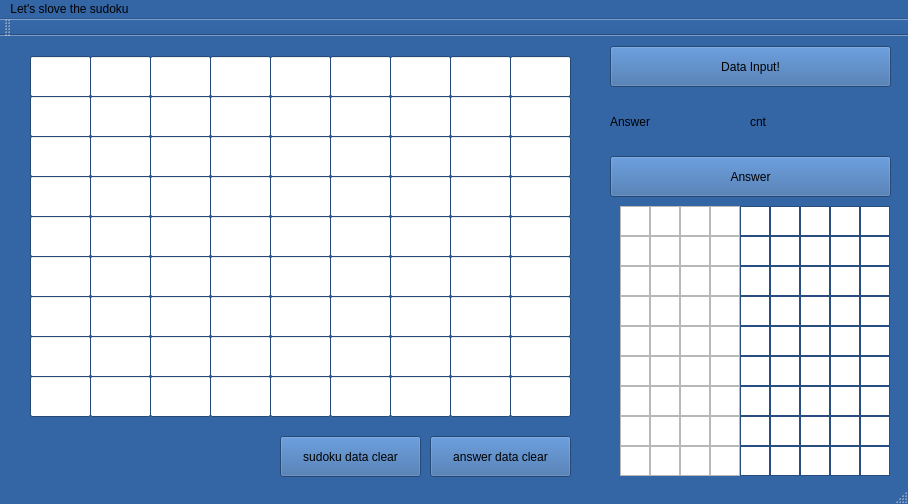
Above: anothergui/gui/mainwindow.ui from fastz123/EmbededSW_Proj before the change. Below: the same form after it.
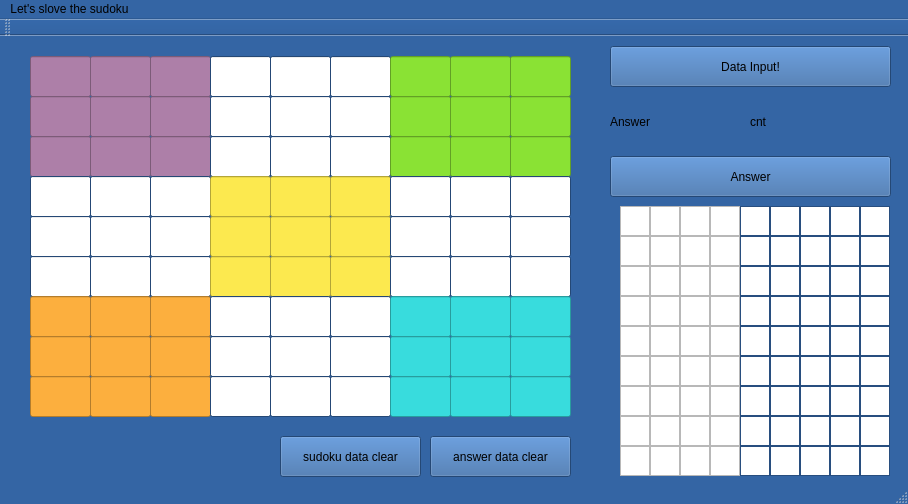
That is the form after the change.

Commit message: add sudoku cell color

What changed in the file:
```diff
--- a/anothergui/gui/mainwindow.ui
+++ b/anothergui/gui/mainwindow.ui
@@ -1444,6 +1444,9 @@
       <height>41</height>
      </rect>
     </property>
+    <property name="styleSheet">
+     <string notr="true">background-color: rgb(173, 127, 168);</string>
+    </property>
    </widget>
    <widget class="QLineEdit" name="lineEdit_2">
     <property name="geometry">
@@ -1454,6 +1457,9 @@
       <height>41</height>
      </rect>
     </property>
+    <property name="styleSheet">
+     <string notr="true">background-color: rgb(173, 127, 168);</string>
+    </property>
    </widget>
    <widget class="QLineEdit" name="lineEdit_3">
     <property name="geometry">
@@ -1464,6 +1470,9 @@
       <height>41</height>
      </rect>
     </property>
+    <property name="styleSheet">
+     <string notr="true">background-color: rgb(173, 127, 168);</string>
+    </property>
    </widget>
    <widget class="QLineEdit" name="lineEdit_4">
     <property name="geometry">
@@ -1504,6 +1513,9 @@
       <height>41</height>
      </rect>
     </property>
+    <property name="styleSheet">
+     <string notr="true">background-color: rgb(138, 226, 52);</string>
+    </property>
    </widget>
    <widget class="QLineEdit" name="lineEdit_8">
     <property name="geometry">
@@ -1514,6 +1526,9 @@
       <height>41</height>
      </rect>
     </property>
+    <property name="styleSheet">
+     <string notr="true">background-color: rgb(138, 226, 52);</string>
+    </property>
    </widget>
    <widget class="QLineEdit" name="lineEdit_9">
     <property name="geometry">
@@ -1524,6 +1539,9 @@
       <height>41</height>
      </rect>
     </property>
+    <property name="styleSheet">
+     <string notr="true">background-color: rgb(138, 226, 52);</string>
+    </property>
    </widget>
    <widget class="QLineEdit" name="lineEdit_10">
     <property name="geometry">
@@ -1534,6 +1552,9 @@
       <height>41</height>
      </rect>
     </property>
+    <property name="styleSheet">
+     <string notr="true">background-color: rgb(173, 127, 168);</string>
+    </property>
    </widget>
    <widget class="QLineEdit" name="lineEdit_11">
     <property name="geometry">
@@ -1544,6 +1565,9 @@
       <height>41</height>
      </rect>
     </property>
+    <property name="styleSheet">
+     <string notr="true">background-color: rgb(173, 127, 168);</string>
+    </property>
    </widget>
    <widget class="QLineEdit" name="lineEdit_12">
     <property name="geometry">
@@ -1554,6 +1578,9 @@
       <height>41</height>
      </rect>
     </property>
+    <property name="styleSheet">
+     <string notr="true">background-color: rgb(173, 127, 168);</string>
+    </property>
    </widget>
    <widget class="QLineEdit" name="lineEdit_13">
     <property name="geometry">
@@ -1594,6 +1621,9 @@
       <height>41</height>
      </rect>
     </property>
+    <property name="styleSheet">
+     <string notr="true">background-color: rgb(138, 226, 52);</string>
+    </property>
    </widget>
    <widget class="QLineEdit" name="lineEdit_17">
     <property name="geometry">
@@ -1604,6 +1634,9 @@
       <height>41</height>
      </rect>
     </property>
+    <property name="styleSheet">
+     <string notr="true">background-color: rgb(138, 226, 52);</string>
+    </property>
    </widget>
    <widget class="QLineEdit" name="lineEdit_18">
     <property name="geometry">
@@ -1614,6 +1647,9 @@
       <height>41</height>
      </rect>
     </property>
+    <property name="styleSheet">
+     <string notr="true">background-color: rgb(138, 226, 52);</string>
+    </property>
    </widget>
    <widget class="QLineEdit" name="lineEdit_19">
     <property name="geometry">
@@ -1624,6 +1660,9 @@
       <height>41</height>
      </rect>
     </property>
+    <property name="styleSheet">
+     <string notr="true">background-color: rgb(173, 127, 168);</string>
+    </property>
    </widget>
    <widget class="QLineEdit" name="lineEdit_20">
     <property name="geometry">
@@ -1634,6 +1673,9 @@
       <height>41</height>
      </rect>
     </property>
+    <property name="styleSheet">
+     <string notr="true">background-color: rgb(173, 127, 168);</string>
+    </property>
    </widget>
    <widget class="QLineEdit" name="lineEdit_21">
     <property name="geometry">
@@ -1644,6 +1686,9 @@
       <height>41</height>
      </rect>
     </property>
+    <property name="styleSheet">
+     <string notr="true">background-color: rgb(173, 127, 168);</string>
+    </property>
    </widget>
    <widget class="QLineEdit" name="lineEdit_22">
     <property name="geometry">
@@ -1684,6 +1729,9 @@
       <height>41</height>
      </rect>
     </property>
+    <property name="styleSheet">
+     <string notr="true">background-color: rgb(138, 226, 52);</string>
+    </property>
    </widget>
    <widget class="QLineEdit" name="lineEdit_26">
     <property name="geometry">
@@ -1694,6 +1742,9 @@
       <height>41</height>
      </rect>
     </property>
+    <property name="styleSheet">
+     <string notr="true">background-color: rgb(138, 226, 52);</string>
+    </property>
    </widget>
    <widget class="QLineEdit" name="lineEdit_27">
     <property name="geometry">
@@ -1704,6 +1755,9 @@
       <height>41</height>
      </rect>
     </property>
+    <property name="styleSheet">
+     <string notr="true">background-color: rgb(138, 226, 52);</string>
+    </property>
    </widget>
    <widget class="QLineEdit" name="lineEdit_28">
     <property name="geometry">
@@ -1744,6 +1798,9 @@
       <height>41</height>
      </rect>
     </property>
+    <property name="styleSheet">
+     <string notr="true">background-color: rgb(252, 233, 79);</string>
+    </property>
    </widget>
    <widget class="QLineEdit" name="lineEdit_32">
     <property name="geometry">
@@ -1754,6 +1811,9 @@
       <height>41</height>
      </rect>
     </property>
+    <property name="styleSheet">
+     <string notr="true">background-color: rgb(252, 233, 79);</string>
+    </property>
    </widget>
    <widget class="QLineEdit" name="lineEdit_33">
     <property name="geometry">
@@ -1764,6 +1824,9 @@
       <height>41</height>
      </rect>
     </property>
+    <property name="styleSheet">
+     <string notr="true">background-color: rgb(252, 233, 79);</string>
+    </property>
    </widget>
    <widget class="QLineEdit" name="lineEdit_34">
     <property name="geometry">
@@ -1834,6 +1897,9 @@
       <height>41</height>
      </rect>
     </property>
+    <property name="styleSheet">
+     <string notr="true">background-color: rgb(252, 233, 79);</string>
+    </property>
    </widget>
    <widget class="QLineEdit" name="lineEdit_41">
     <property name="geometry">
@@ -1844,6 +1910,9 @@
       <height>41</height>
      </rect>
     </property>
+    <property name="styleSheet">
+     <string notr="true">background-color: rgb(252, 233, 79);</string>
+    </property>
    </widget>
    <widget class="QLineEdit" name="lineEdit_42">
     <property name="geometry">
@@ -1854,6 +1923,9 @@
       <height>41</height>
      </rect>
     </property>
+    <property name="styleSheet">
+     <string notr="true">background-color: rgb(252, 233, 79);</string>
+    </property>
    </widget>
    <widget class="QLineEdit" name="lineEdit_43">
     <property name="geometry">
@@ -1924,6 +1996,9 @@
       <height>41</height>
      </rect>
     </property>
+    <property name="styleSheet">
+     <string notr="true">background-color: rgb(252, 233, 79);</string>
+    </property>
    </widget>
    <widget class="QLineEdit" name="lineEdit_50">
     <property name="geometry">
@@ -1934,6 +2009,9 @@
       <height>41</height>
      </rect>
     </property>
+    <property name="styleSheet">
+     <string notr="true">background-color: rgb(252, 233, 79);</string>
+    </property>
    </widget>
    <widget class="QLineEdit" name="lineEdit_51">
     <property name="geometry">
@@ -1944,6 +2022,9 @@
       <height>41</height>
      </rect>
     </property>
+    <property name="styleSheet">
+     <string notr="true">background-color: rgb(252, 233, 79);</string>
+    </property>
    </widget>
    <widget class="QLineEdit" name="lineEdit_52">
     <property name="geometry">
@@ -1984,6 +2065,9 @@
       <height>41</height>
      </rect>
     </property>
+    <property name="styleSheet">
+     <string notr="true">background-color: rgb(252, 175, 62);</string>
+    </property>
    </widget>
    <widget class="QLineEdit" name="lineEdit_56">
     <property name="geometry">
@@ -1994,6 +2078,9 @@
       <height>41</height>
      </rect>
     </property>
+    <property name="styleSheet">
+     <string notr="true">background-color: rgb(252, 175, 62);</string>
+    </property>
    </widget>
    <widget class="QLineEdit" name="lineEdit_57">
     <property name="geometry">
@@ -2004,6 +2091,9 @@
       <height>41</height>
      </rect>
     </property>
+    <property name="styleSheet">
+     <string notr="true">background-color: rgb(252, 175, 62);</string>
+    </property>
    </widget>
    <widget class="QLineEdit" name="lineEdit_58">
     <property name="geometry">
@@ -2044,6 +2134,9 @@
       <height>41</height>
      </rect>
     </property>
+    <property name="styleSheet">
+     <string notr="true">background-color: rgb(56, 220, 221);</string>
+    </property>
    </widget>
    <widget class="QLineEdit" name="lineEdit_62">
     <property name="geometry">
@@ -2054,6 +2147,9 @@
       <height>41</height>
      </rect>
     </property>
+    <property name="styleSheet">
+     <string notr="true">background-color: rgb(56, 220, 221);</string>
+    </property>
    </widget>
    <widget class="QLineEdit" name="lineEdit_63">
     <property name="geometry">
@@ -2064,6 +2160,9 @@
       <height>41</height>
      </rect>
     </property>
+    <property name="styleSheet">
+     <string notr="true">background-color: rgb(56, 220, 221);</string>
+    </property>
    </widget>
    <widget class="QLineEdit" name="lineEdit_64">
     <property name="geometry">
@@ -2074,6 +2173,9 @@
       <height>41</height>
      </rect>
     </property>
+    <property name="styleSheet">
+     <string notr="true">background-color: rgb(252, 175, 62);</string>
+    </property>
    </widget>
    <widget class="QLineEdit" name="lineEdit_65">
     <property name="geometry">
@@ -2084,6 +2186,9 @@
       <height>41</height>
      </rect>
     </property>
+    <property name="styleSheet">
+     <string notr="true">background-color: rgb(252, 175, 62);</string>
+    </property>
    </widget>
    <widget class="QLineEdit" name="lineEdit_66">
     <property name="geometry">
@@ -2094,6 +2199,9 @@
       <height>41</height>
      </rect>
     </property>
+    <property name="styleSheet">
+     <string notr="true">background-color: rgb(252, 175, 62);</string>
+    </property>
    </widget>
    <widget class="QLineEdit" name="lineEdit_67">
     <property name="geometry">
@@ -2134,6 +2242,9 @@
       <height>41</height>
      </rect>
     </property>
+    <property name="styleSheet">
+     <string notr="true">background-color: rgb(56, 220, 221);</string>
+    </property>
    </widget>
    <widget class="QLineEdit" name="lineEdit_71">
     <property name="geometry">
@@ -2144,6 +2255,9 @@
       <height>41</height>
      </rect>
     </property>
+    <property name="styleSheet">
+     <string notr="true">background-color: rgb(56, 220, 221);</string>
+    </property>
    </widget>
    <widget class="QLineEdit" name="lineEdit_72">
     <property name="geometry">
@@ -2154,6 +2268,9 @@
       <height>41</height>
      </rect>
     </property>
+    <property name="styleSheet">
+     <string notr="true">background-color: rgb(56, 220, 221);</string>
+    </property>
    </widget>
    <widget class="QLineEdit" name="lineEdit_73">
     <property name="geometry">
@@ -2164,6 +2281,9 @@
       <height>41</height>
      </rect>
     </property>
+    <property name="styleSheet">
+     <string notr="true">background-color: rgb(252, 175, 62);</string>
+    </property>
    </widget>
    <widget class="QLineEdit" name="lineEdit_74">
     <property name="geometry">
@@ -2174,6 +2294,9 @@
       <height>41</height>
      </rect>
     </property>
+    <property name="styleSheet">
+     <string notr="true">background-color: rgb(252, 175, 62);</string>
+    </property>
    </widget>
    <widget class="QLineEdit" name="lineEdit_75">
     <property name="geometry">
@@ -2184,6 +2307,9 @@
       <height>41</height>
      </rect>
     </property>
+    <property name="styleSheet">
+     <string notr="true">background-color: rgb(252, 175, 62);</string>
+    </property>
    </widget>
    <widget class="QLineEdit" name="lineEdit_76">
     <property name="geometry">
@@ -2224,6 +2350,10 @@
       <height>41</height>
      </rect>
     </property>
+    <property name="styleSheet">
+     <string notr="true">background-color: rgb(56, 220, 221);
+</string>
+    </property>
    </widget>
    <widget class="QLineEdit" name="lineEdit_80">
     <property name="geometry">
@@ -2234,6 +2364,9 @@
       <height>41</height>
      </rect>
     </property>
+    <property name="styleSheet">
+     <string notr="true">background-color: rgb(56, 220, 221);</string>
+    </property>
    </widget>
    <widget class="QLineEdit" name="lineEdit_81">
     <property name="geometry">
@@ -2244,6 +2377,9 @@
       <height>41</height>
      </rect>
     </property>
+    <property name="styleSheet">
+     <string notr="true">background-color: rgb(56, 220, 221);</string>
+    </property>
    </widget>
    <widget class="QPushButton" name="sudokuclearbtn">
     <property name="geometry">
```
